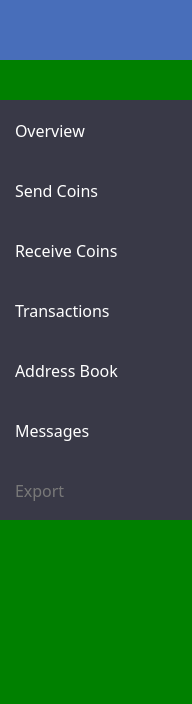
deeponion/deeponion-legacy, file src/qt/forms/menupage.ui: the form before one commit.
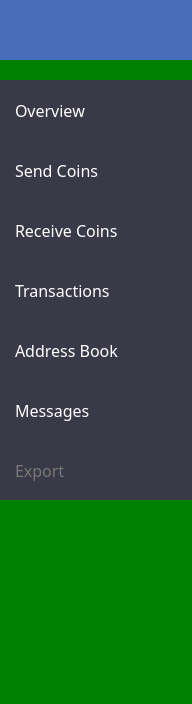
The form after the commit. Icons and pictures are not drawn.

What changed in the file:
```diff
--- a/src/qt/forms/menupage.ui
+++ b/src/qt/forms/menupage.ui
@@ -390,7 +390,7 @@
      <property name="sizeHint" stdset="0">
       <size>
        <width>20</width>
-       <height>40</height>
+       <height>20</height>
       </size>
      </property>
     </spacer>
```
